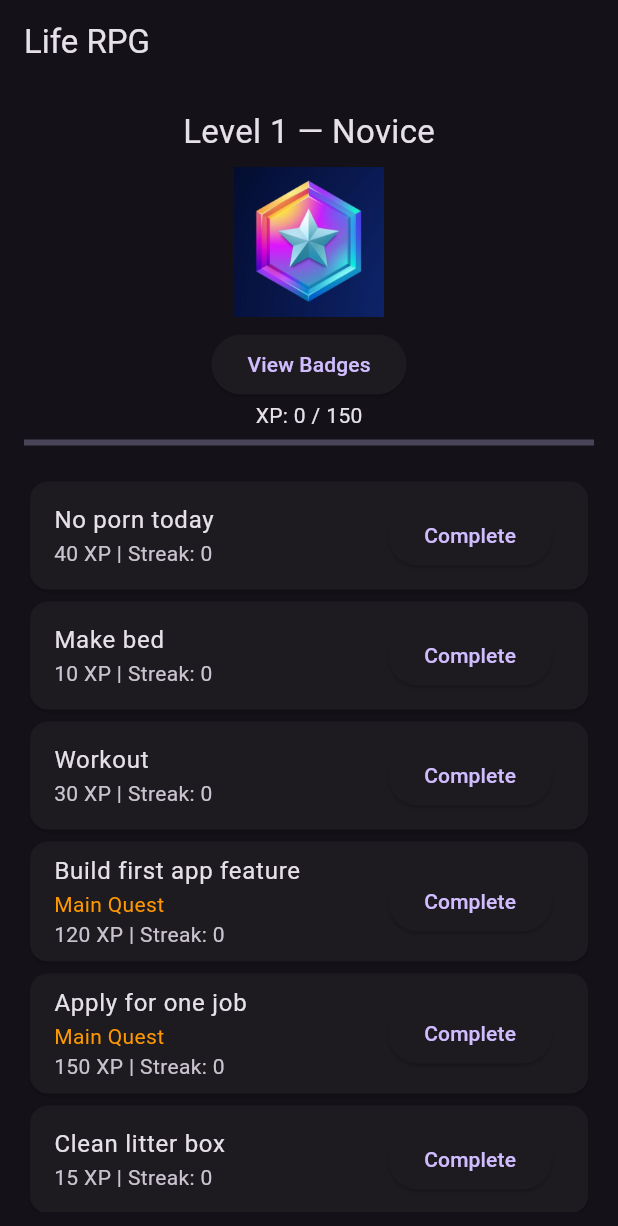
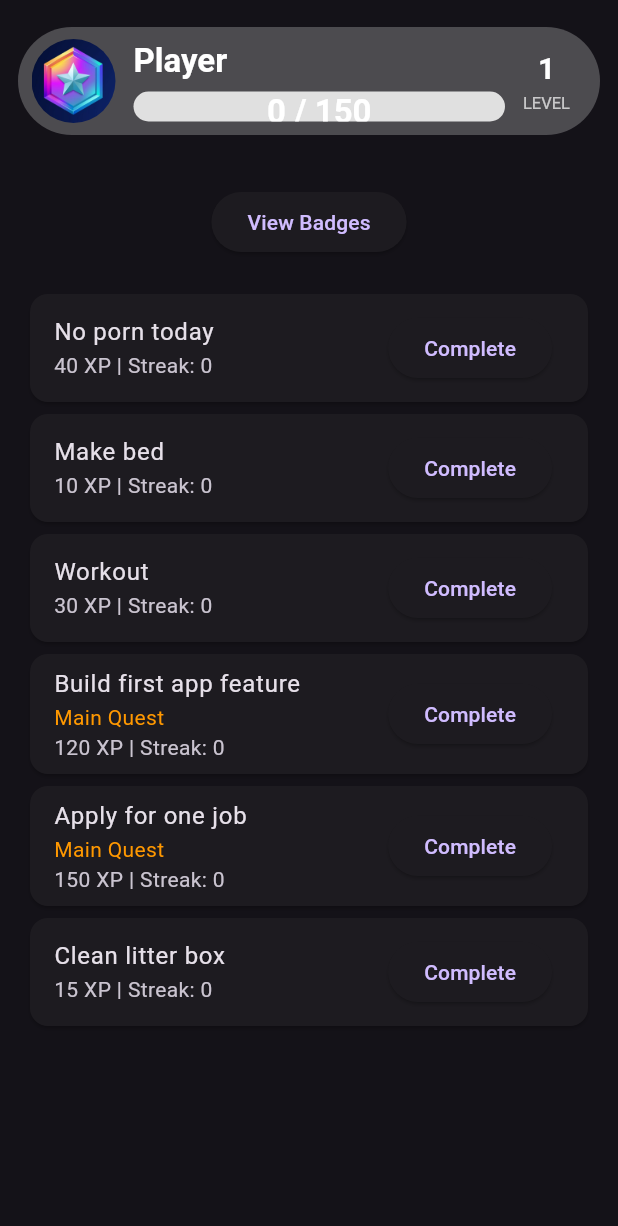
Before and after one commit to Bill2232/life_rpg, a Flutter app: the screen it shows after launch, on a phone screen of 412 x 824 dp. Shown: the top 1226 px of the screen. Run offline on Flutter 3.47's test engine with Material 3 defaults, Android fonts, the phone set to English and light mode, and no system bars; our stand-ins replace audioplayers, fl_chart, flutter_local_notifications, hive, hive_flutter; accounts and stored records are empty.

Commit message:
Some Polishing
warped profile picture, XP bar , and level inside a container.

```diff
--- a/lib/models/player.dart
+++ b/lib/models/player.dart
@@ -4,8 +4,14 @@ class Player {
   int level;
   int xp;
   int xpToNext;
+  String name;
 
-  Player({this.level = 1, this.xp = 0, this.xpToNext = 150});
+  Player({
+    this.name = 'Player',
+    this.level = 1,
+    this.xp = 0,
+    this.xpToNext = 150,
+  });
 
   void addXP(int amount) {
     xp += amount;
@@ -22,6 +28,7 @@ class Player {
     box.put('level', level);
     box.put('xp', xp);
     box.put('xpToNext', xpToNext);
+    box.put('name', name);
   }
 
   void load() {
@@ -29,6 +36,7 @@ class Player {
     level = box.get('level', defaultValue: 1);
     xp = box.get('xp', defaultValue: 0);
     xpToNext = box.get('xpToNext', defaultValue: 150 + (level - 1) * 25);
+    name = box.get('name', defaultValue: 'Player');
   }
 
   String getTitle() {
--- a/lib/screens/home_screen.dart
+++ b/lib/screens/home_screen.dart
@@ -160,23 +160,86 @@ class _HomeScreenState extends State<HomeScreen>
     super.dispose();
   }
 
+  Widget _buildProfileHeader() {
+    return Container(
+      padding: EdgeInsets.fromLTRB(9, 8, 20, 8),
+      decoration: BoxDecoration(
+        color: Colors.white24,
+        borderRadius: BorderRadius.circular(50),
+      ),
+      constraints: BoxConstraints(maxWidth: 520),
+      child: Row(
+        mainAxisSize: MainAxisSize.min,
+        children: [
+          CircleAvatar(
+            radius: 28,
+            backgroundImage: AssetImage(player.getAvatar()),
+            backgroundColor: Colors.transparent,
+          ),
+          SizedBox(width: 12),
+          Expanded(
+            child: Column(
+              crossAxisAlignment: CrossAxisAlignment.start,
+              mainAxisSize: MainAxisSize.min,
+              children: [
+                Text(
+                  player.name,
+                  style: TextStyle(
+                    fontWeight: FontWeight.bold,
+                    color: Colors.white,
+                  ),
+                ),
+                SizedBox(height: 6),
+                XPBar(xp: player.xp, max: player.xpToNext),
+              ],
+            ),
+          ),
+          SizedBox(width: 12),
+          Column(
+            mainAxisSize: MainAxisSize.min,
+            children: [
+              ScaleTransition(
+                scale: levelAnim,
+                child: Text(
+                  '${player.level}',
+                  style: TextStyle(
+                    fontWeight: FontWeight.bold,
+                    fontSize: 20,
+                    color: Colors.white,
+                  ),
+                ),
+              ),
+              SizedBox(height: 4),
+              Text(
+                'LEVEL',
+                style: TextStyle(fontSize: 11, color: Colors.white70),
+              ),
+            ],
+          ),
+        ],
+      ),
+    );
+  }
+
   @override
   Widget build(BuildContext context) {
     return Scaffold(
-      appBar: AppBar(title: Text("Life RPG")),
+      appBar: AppBar(
+        toolbarHeight: 100,
+        titleSpacing: 0,
+        automaticallyImplyLeading: false,
+        title: Padding(
+          padding: EdgeInsets.only(left: 12, top: 8, right: 12),
+          child: Align(
+            alignment: Alignment.centerLeft,
+            child: _buildProfileHeader(),
+          ),
+        ),
+      ),
       body: Padding(
         padding: EdgeInsets.all(16),
         child: Column(
           children: [
-            ScaleTransition(
-              scale: levelAnim,
-              child: Text(
-                "Level ${player.level} — ${player.getTitle()}",
-                style: TextStyle(fontSize: 22),
-              ),
-            ),
-            SizedBox(height: 8),
-            Image.asset(player.getAvatar(), height: 100),
             SizedBox(height: 8),
             ElevatedButton(
               onPressed: () {
@@ -187,7 +250,6 @@ class _HomeScreenState extends State<HomeScreen>
               },
               child: Text("View Badges"),
             ),
-            XPBar(xp: player.xp, max: player.xpToNext),
             SizedBox(height: 20),
 
             Expanded(
--- a/lib/widgets/xp_bar.dart
+++ b/lib/widgets/xp_bar.dart
@@ -8,14 +8,35 @@ class XPBar extends StatelessWidget {
 
   @override
   Widget build(BuildContext context) {
-    return Column(
-      children: [
-        Text("XP: $xp / $max"),
-        SizedBox(height: 6),
-        LinearProgressIndicator(
-          value: max > 0 ? (xp / max).clamp(0.0, 1.0) : 0.0,
-        ),
-      ],
+    final ratio = (max > 0 ? (xp / max) : 0.0).clamp(0.0, 1.0);
+    return Container(
+      height: 20,
+      decoration: BoxDecoration(
+        color: Colors.grey.shade300,
+        borderRadius: BorderRadius.circular(12),
+      ),
+      child: Stack(
+        children: [
+          FractionallySizedBox(
+            widthFactor: ratio,
+            child: Container(
+              decoration: BoxDecoration(
+                color: Theme.of(context).colorScheme.primary,
+                borderRadius: BorderRadius.circular(12),
+              ),
+            ),
+          ),
+          Center(
+            child: Text(
+              "$xp / $max",
+              style: TextStyle(
+                color: Colors.white,
+                fontWeight: FontWeight.bold,
+              ),
+            ),
+          ),
+        ],
+      ),
     );
   }
 }
```
